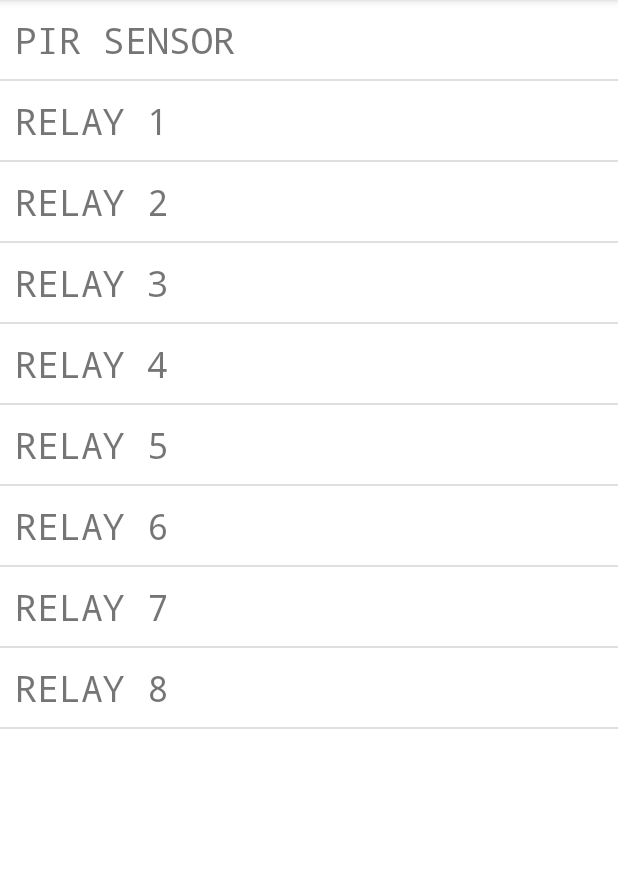
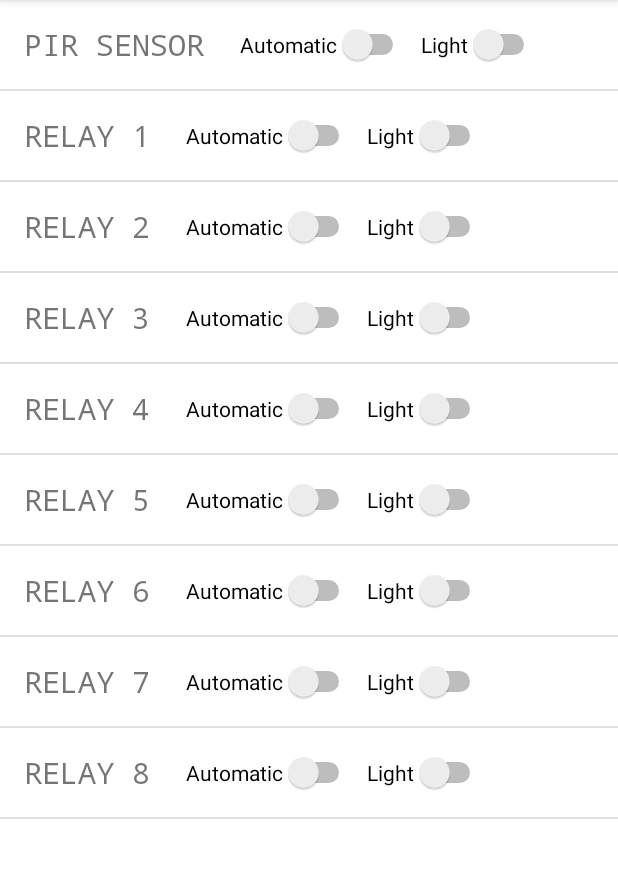
Before and after one commit to lunaechechuriignacio/Tesis, an Android app: the screen it shows after launch (MainActivity), on a phone screen of 412 x 824 dp, the part 84-962 px from its top. Run offline under Robolectric (Android 15) with nearby library versions, the phone set to English and light mode, and no system bars; our stand-ins replace Firebase (no records; nobody signed in at launch, a user with empty details on screens opened directly); 3 statements that could not run were skipped.

Commit message:
UPDATE: se agrega el soporte necesario para el seteo manual de los relays desde la aplicación

```diff
--- a/app/mobile/app/src/main/java/com/test/firsttestfirebase/mapper/Mapper.java
+++ b/app/mobile/app/src/main/java/com/test/firsttestfirebase/mapper/Mapper.java
@@ -38,6 +38,11 @@ public class Mapper {
         return relayStatus == RelayStatus.ON;
     }
 
+    public static Integer toInteger(Boolean on) {
+        if (on) return 1;
+        return 0;
+    }
+
     private static PirSensor toPirSensor(DataSnapshot dataSnapshot) {
         Boolean isAutomatic = dataSnapshot.child("automatic").getValue(Integer.class) == 1;
         Integer timeSeconds = dataSnapshot.child("time_seconds").getValue(Integer.class);
--- a/app/mobile/app/src/main/java/com/test/firsttestfirebase/view/adapter/RecyclerViewAdapter.java
+++ b/app/mobile/app/src/main/java/com/test/firsttestfirebase/view/adapter/RecyclerViewAdapter.java
@@ -3,11 +3,16 @@ package com.test.firsttestfirebase.view.adapter;
 import android.view.LayoutInflater;
 import android.view.View;
 import android.view.ViewGroup;
+import android.widget.Switch;
 import android.widget.TextView;
 import androidx.annotation.NonNull;
 import androidx.recyclerview.widget.RecyclerView;
 import com.test.firsttestfirebase.R;
+import com.test.firsttestfirebase.mapper.Mapper;
 import com.test.firsttestfirebase.model.Component;
+import com.test.firsttestfirebase.model.Relay;
+import com.test.firsttestfirebase.service.FirebaseService;
+
 import java.util.List;
 
 public class RecyclerViewAdapter extends RecyclerView.Adapter<RecyclerViewAdapter.ComponentViewHolder> {
@@ -19,15 +24,33 @@ public class RecyclerViewAdapter extends RecyclerView.Adapter<RecyclerViewAdapte
 
     public class ComponentViewHolder extends RecyclerView.ViewHolder {
         private TextView tvComponent;
+        private Switch swAutomatic;
+        private Switch swLight;
 
         public ComponentViewHolder(@NonNull View itemView) {
             super(itemView);
-            this.tvComponent = itemView.findViewById(R.id.tv_component_list);
+            this.tvComponent = itemView.findViewById(R.id.tv_component);
+            this.swAutomatic = itemView.findViewById(R.id.sw_automatic);
+            this.swLight = itemView.findViewById(R.id.sw_light);
         }
 
         public void bind(Component component) {
             String alias = component.getAlias().replace("_", " ").toUpperCase();
             this.tvComponent.setText(alias);
+
+            if(component instanceof Relay) {
+                Relay relay = ((Relay)component);
+
+                this.swAutomatic.setChecked(relay.isAutomatic());
+                this.swAutomatic.setOnClickListener(view -> {
+                    FirebaseService.getInstance().setRelayPropertyValue(relay.getNumber(), "automatic", swAutomatic.isChecked());
+                });
+
+                this.swLight.setChecked(Mapper.toBoolean(relay.getRelayStatus()));
+                this.swLight.setOnClickListener(view -> {
+                    FirebaseService.getInstance().setRelayPropertyValue(relay.getNumber(), "status", Mapper.toInteger(swLight.isChecked()));
+                });
+            }
         }
     }
 
--- a/app/mobile/app/src/main/res/layout/component_row.xml
+++ b/app/mobile/app/src/main/res/layout/component_row.xml
@@ -1,17 +1,38 @@
 <?xml version="1.0" encoding="utf-8"?>
-<FrameLayout
+<androidx.constraintlayout.widget.ConstraintLayout
     xmlns:android="http://schemas.android.com/apk/res/android"
+    xmlns:app="http://schemas.android.com/apk/res-auto"
+    xmlns:tools="http://schemas.android.com/tools"
     android:layout_width="match_parent"
     android:layout_height="wrap_content">
 
     <TextView
-        android:id="@+id/tv_component_list"
+        android:id="@+id/tv_component"
         android:layout_width="wrap_content"
         android:layout_height="wrap_content"
-        android:padding="10dp"
-        android:textSize="24sp"
+        android:padding="16dp"
+        android:textSize="20sp"
         android:fontFamily="monospace"
-        android:text="COMPONENT"
-        />
+        android:text="COMPONENT" />
 
-</FrameLayout>
+    <Switch
+        android:id="@+id/sw_automatic"
+        android:layout_width="wrap_content"
+        android:layout_height="wrap_content"
+        android:layout_marginLeft="8dp"
+        android:text="Automatic"
+        app:layout_constraintTop_toTopOf="parent"
+        app:layout_constraintBottom_toBottomOf="parent"
+        app:layout_constraintLeft_toRightOf="@id/tv_component" />
+
+    <Switch
+        android:id="@+id/sw_light"
+        android:layout_width="wrap_content"
+        android:layout_height="wrap_content"
+        android:layout_marginLeft="8dp"
+        android:text="Light"
+        app:layout_constraintTop_toTopOf="parent"
+        app:layout_constraintBottom_toBottomOf="parent"
+        app:layout_constraintLeft_toRightOf="@id/sw_automatic" />
+
+</androidx.constraintlayout.widget.ConstraintLayout>
```
